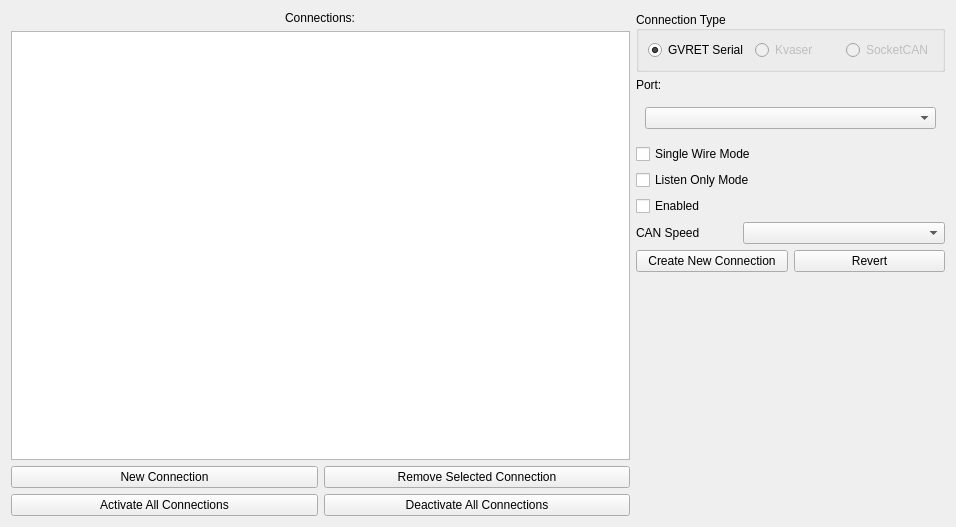
Before: the Qt Designer form ui/connectionwindow.ui in collin80/SavvyCAN, drawn with Qt 5.
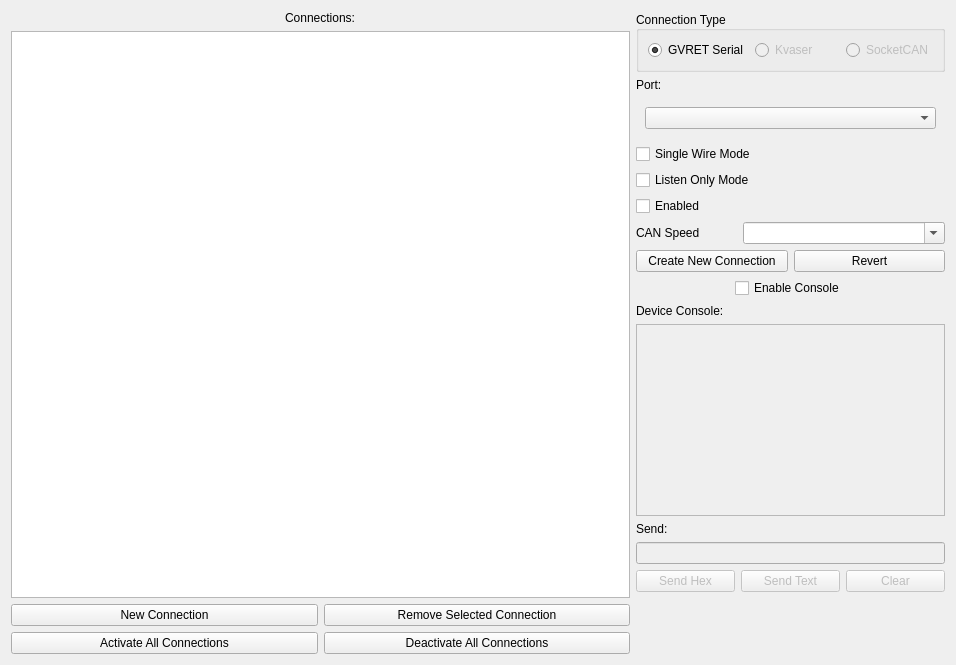
After: the same form once the commit is applied.

Commit message: Added a serial console to the connection window which can be used to figure out what is going on with a connected device. Currently really only useful for GVRET style devices.

Diff of the .ui file:
```diff
--- a/ui/connectionwindow.ui
+++ b/ui/connectionwindow.ui
@@ -7,7 +7,7 @@
     <x>0</x>
     <y>0</y>
     <width>956</width>
-    <height>527</height>
+    <height>665</height>
    </rect>
   </property>
   <property name="windowTitle">
@@ -224,7 +224,11 @@
         </widget>
        </item>
        <item>
-        <widget class="QComboBox" name="cbSpeed"/>
+        <widget class="QComboBox" name="cbSpeed">
+         <property name="editable">
+          <bool>true</bool>
+         </property>
+        </widget>
        </item>
       </layout>
      </item>
@@ -246,6 +250,75 @@
        </item>
       </layout>
      </item>
+     <item alignment="Qt::AlignHCenter">
+      <widget class="QCheckBox" name="ckEnableConsole">
+       <property name="text">
+        <string>Enable Console</string>
+       </property>
+      </widget>
+     </item>
+     <item>
+      <widget class="QLabel" name="label">
+       <property name="text">
+        <string>Device Console:</string>
+       </property>
+      </widget>
+     </item>
+     <item>
+      <widget class="QTextBrowser" name="textConsole">
+       <property name="enabled">
+        <bool>false</bool>
+       </property>
+      </widget>
+     </item>
+     <item>
+      <widget class="QLabel" name="label_3">
+       <property name="text">
+        <string>Send:</string>
+       </property>
+      </widget>
+     </item>
+     <item>
+      <widget class="QLineEdit" name="lineSend">
+       <property name="enabled">
+        <bool>false</bool>
+       </property>
+      </widget>
+     </item>
+     <item>
+      <layout class="QHBoxLayout" name="horizontalLayout_9">
+       <item>
+        <widget class="QPushButton" name="btnSendHex">
+         <property name="enabled">
+          <bool>false</bool>
+         </property>
+         <property name="text">
+          <string>Send Hex</string>
+         </property>
+        </widget>
+       </item>
+       <item>
+        <widget class="QPushButton" name="btnSendText">
+         <property name="enabled">
+          <bool>false</bool>
+         </property>
+         <property name="text">
+          <string>Send Text</string>
+         </property>
+        </widget>
+       </item>
+       <item>
+        <widget class="QPushButton" name="btnClearDebug">
+         <property name="enabled">
+          <bool>false</bool>
+         </property>
+         <property name="text">
+          <string>Clear</string>
+         </property>
+        </widget>
+       </item>
+      </layout>
+     </item>
      <item>
       <spacer name="verticalSpacer">
        <property name="orientation">
```
The commit also changes 6 other files.
